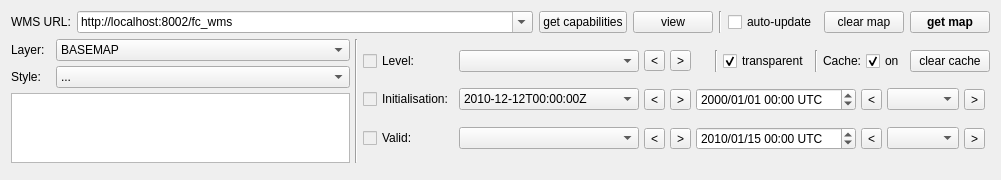
Qt form mslib/msui/ui/ui_wms_dockwidget.ui (Open-MSS/MSS) before a commit.
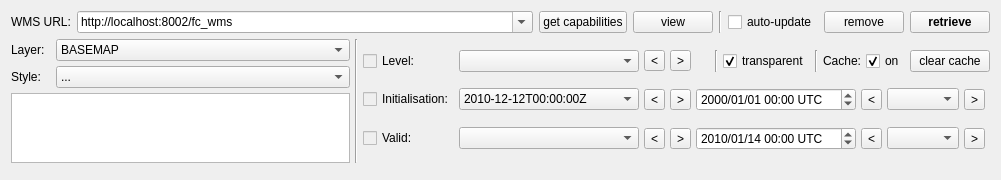
The same form after that commit.

The edit to the form file:
```diff
--- a/mslib/msui/ui/ui_wms_dockwidget.ui
+++ b/mslib/msui/ui/ui_wms_dockwidget.ui
@@ -128,7 +128,7 @@
         </size>
        </property>
        <property name="text">
-        <string>clear map</string>
+        <string>remove</string>
        </property>
       </widget>
      </item>
@@ -150,7 +150,7 @@
         <string>&lt;html&gt;&lt;head/&gt;&lt;body&gt;&lt;p&gt;Request a map with the specifed parameters.&lt;/p&gt;&lt;p&gt;Keyboard shortcut: Enter&lt;/p&gt;&lt;/body&gt;&lt;/html&gt;</string>
        </property>
        <property name="text">
-        <string>get map</string>
+        <string>retrieve</string>
        </property>
        <property name="shortcut">
         <string>Return</string>
@@ -536,12 +536,12 @@
             <date>
              <year>2010</year>
              <month>1</month>
-             <day>15</day>
+             <day>14</day>
             </date>
            </property>
            <property name="minimumDateTime">
             <datetime>
-             <hour>5</hour>
+             <hour>4</hour>
              <minute>0</minute>
              <second>0</second>
              <year>2000</year>
@@ -558,7 +558,7 @@
            </property>
            <property name="minimumTime">
             <time>
-             <hour>5</hour>
+             <hour>4</hour>
              <minute>0</minute>
              <second>0</second>
             </time>
```
